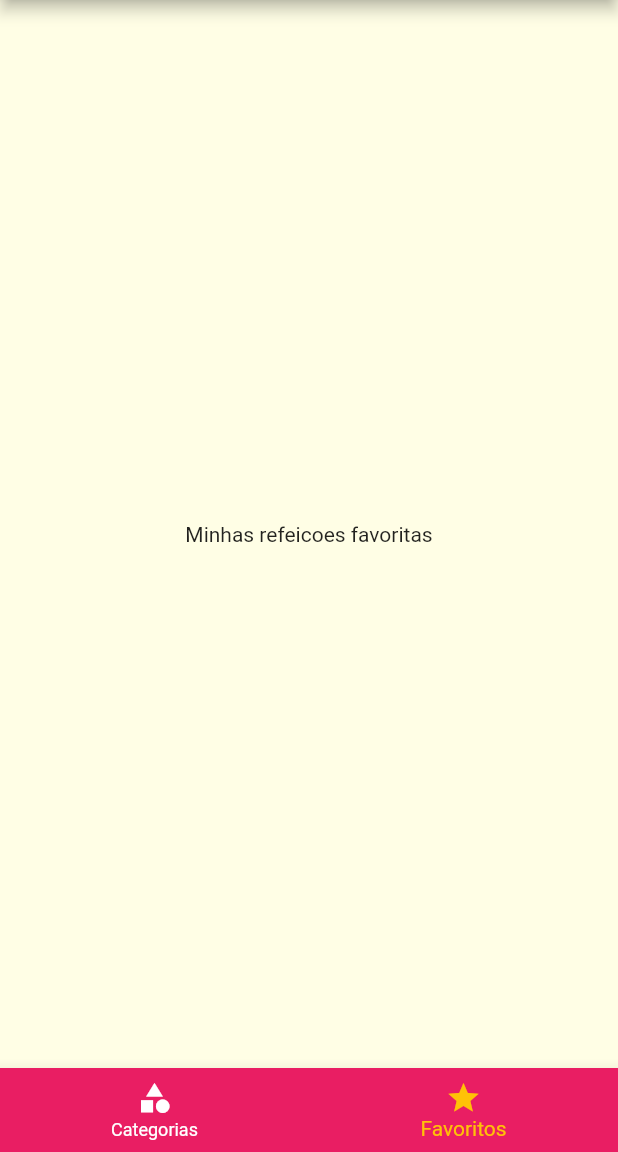
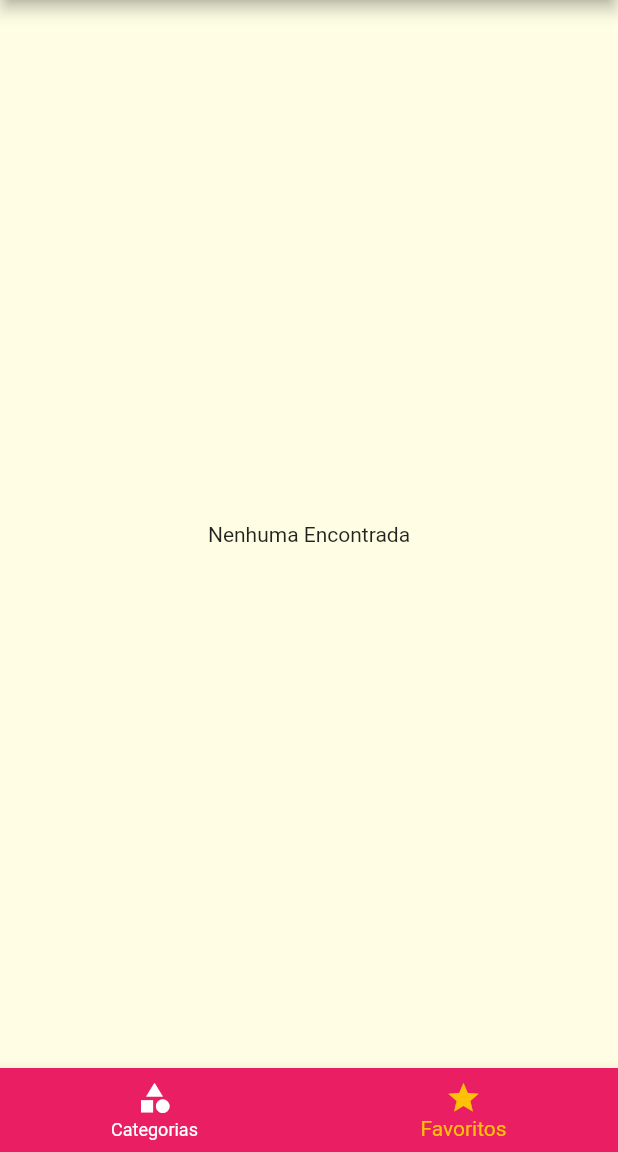
Before and after one commit to avelar42/Meals, a Flutter app: the screen it shows after launch, item 2 of the bottom bar chosen, on a phone screen of 412 x 824 dp, the part 84-1236 px from its top. Run offline on Flutter 3.47's test engine with Material 2 defaults, Android fonts, the phone set to English and light mode, and no system bars.

Commit message:
Adjust in favorite foods

```diff
--- a/lib/main.dart
+++ b/lib/main.dart
@@ -23,6 +23,7 @@ class MyApp extends StatefulWidget {
 class _MyAppState extends State<MyApp> {
   Settings settings = Settings();
   List<Meal> _availableMeals = DUMMY_MEALS;
+  List<Meal> _favoriteMeals = [];
 
   void _filterMeals(Settings settings) {
     setState(() {
@@ -41,14 +42,27 @@ class _MyAppState extends State<MyApp> {
     });
   }
 
+  void _toggleFavorite(Meal meal) {
+    setState(() {
+      _favoriteMeals.contains(meal)
+          ? _favoriteMeals.remove(meal)
+          : _favoriteMeals.add(meal);
+    });
+  }
+
+  bool _isFavorite(Meal meal) {
+    return _favoriteMeals.contains(meal);
+  }
+
   @override
   Widget build(BuildContext context) {
     return MaterialApp(
       routes: {
-        AppRoutes.HOME: (ctx) => TabsScreen(),
+        AppRoutes.HOME: (ctx) => TabsScreen(_favoriteMeals),
         AppRoutes.CATEGORIES_MEALS: (ctx) =>
             CategoriesMealsScreen(_availableMeals),
-        AppRoutes.MEAL_DETAIL: (ctx) => MealDetailScreen(),
+        AppRoutes.MEAL_DETAIL: (ctx) =>
+            MealDetailScreen(_toggleFavorite, _isFavorite),
         AppRoutes.SETTINGS: (ctx) => SettingsScreen(settings, _filterMeals),
       },
       // onGenerateRoute: (settings) {
--- a/lib/screens/favorite_screen.dart
+++ b/lib/screens/favorite_screen.dart
@@ -1,10 +1,24 @@
 import 'package:flutter/material.dart';
+import '../models/meal.dart';
+import '../components/meal_item.dart';
 
 class FavoriteScreen extends StatelessWidget {
+  final List<Meal> favoriteMeals;
+
+  const FavoriteScreen(this.favoriteMeals);
+
   @override
   Widget build(BuildContext context) {
-    return Center(
-      child: Text('Minhas refeicoes favoritas'),
-    );
+    if (favoriteMeals.isEmpty) {
+      return Center(
+        child: Text('Nenhuma Encontrada'),
+      );
+    } else {
+      return ListView.builder(
+          itemCount: favoriteMeals.length,
+          itemBuilder: (ctx, index) {
+            return MealItem(favoriteMeals[index]);
+          });
+    }
   }
 }
--- a/lib/screens/tabs_screen.dart
+++ b/lib/screens/tabs_screen.dart
@@ -2,18 +2,32 @@ import 'package:flutter/material.dart';
 import 'categories_screen.dart';
 import 'favorite_screen.dart';
 import '../components/main_drawer.dart';
+import '../models/meal.dart';
 
 class TabsScreen extends StatefulWidget {
+  final List<Meal> favoriteMeals;
+
+  const TabsScreen(this.favoriteMeals);
+
   @override
   State<TabsScreen> createState() => _TabsScreenState();
 }
 
 class _TabsScreenState extends State<TabsScreen> {
   int _selectedScreenIndex = 0;
-  final List<Map<String, Object>> _screens = [
-    {'title': 'Lista de Categorias', 'screen': CategoriesScreen()},
-    {'title': 'Meus Favoritos', 'screen': FavoriteScreen()},
-  ];
+  late List<Map<String, Object>> _screens;
+
+  @override
+  void initState() {
+    super.initState();
+    _screens = [
+      {'title': 'Lista de Categorias', 'screen': CategoriesScreen()},
+      {
+        'title': 'Meus Favoritos',
+        'screen': FavoriteScreen(widget.favoriteMeals)
+      },
+    ];
+  }
 
   _selectScreen(int index) {
     setState(() {
```
Also changed, not shown: lib/screens/meal_detail_screen.dart (+7 -2 lines).
